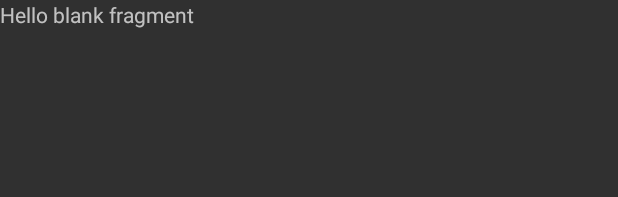
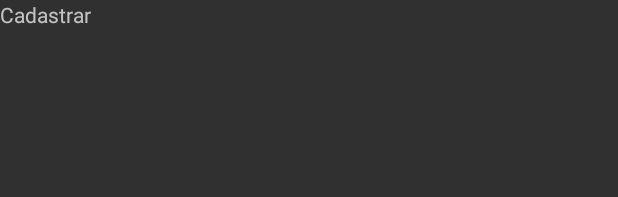
Before and after one commit to jessicaoliveiira/lotus, an Android app: the layout fragment_cadastro.xml on its own in the app's theme, with its tools: preview values and no code run, on a phone screen of 412 x 824 dp. Shown: the top 197 px of the screen. Run offline under Robolectric (Android 15) with nearby library versions, the light colour scheme and no system bars.

Commit message:
String de cadastrar

```diff
--- a/app/src/main/res/layout/fragment_cadastro.xml
+++ b/app/src/main/res/layout/fragment_cadastro.xml
@@ -5,6 +5,6 @@
 
     <!-- TODO: Update blank fragment layout -->
     <TextView android:layout_width="match_parent" android:layout_height="match_parent"
-        android:text="@string/hello_blank_fragment" />
+        android:text="@string/Cadastrar" />
 
 </FrameLayout>
--- a/app/src/main/res/values/strings.xml
+++ b/app/src/main/res/values/strings.xml
@@ -16,5 +16,6 @@
 <!-- TODO: Remove or change this placeholder text -->
     <string name="hello_blank_fragment">Hello blank fragment</string>
     <string name="Produto">Lista de Produto</string>
+    <string name="Cadastrar">Cadastrar</string>
 
 </resources>
```
